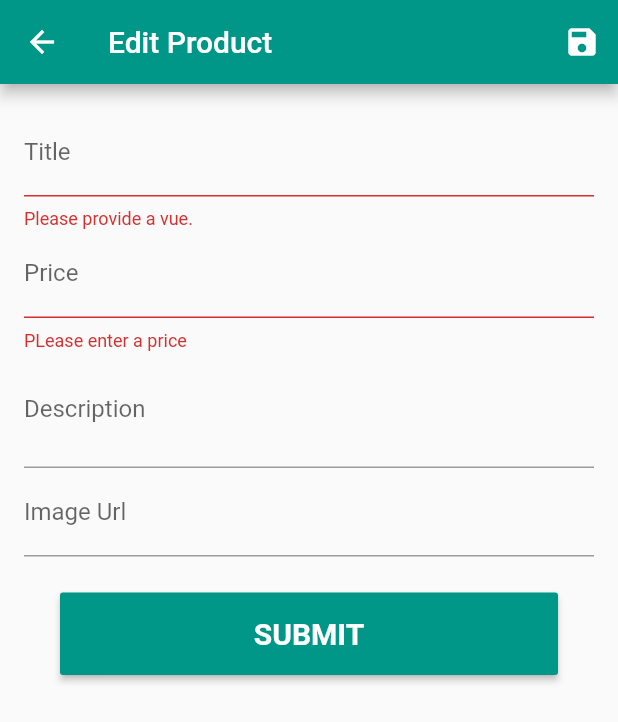
After one commit to BrunoM24/flutter_shop_app, a Flutter app: the EditProductScreen screen opened directly, after a tap on "SUBMIT", on a phone screen of 412 x 824 dp. The commit adds this screen. Shown: the top 722 px of the screen. Run offline on Flutter 3.47's test engine with Material 2 defaults, Android fonts, the phone set to English and light mode, and no system bars; our stand-ins replace firebase_core; accounts and stored records are empty; network calls fail.

Commit message:
Added the User Products Screen and the EditProductScreen2

```diff
--- a/lib/models/product.dart
+++ b/lib/models/product.dart
@@ -22,6 +22,24 @@ class Product with ChangeNotifier {
     notifyListeners();
   }
 
+  Product copyWith({
+    String? id,
+    String? title,
+    String? description,
+    double? price,
+    String? imgUrl,
+    bool? isFavorite,
+  }) {
+    return Product(
+      id: id ?? this.id,
+      title: title ?? this.title,
+      description: description ?? this.description,
+      price: price ?? this.price,
+      imgUrl: imgUrl ?? this.imgUrl,
+      isFavorite: isFavorite ?? this.isFavorite,
+    );
+  }
+
   @override
   String toString() {
     return 'Product{id: $id, title: $title, description: $description, price: $price, imgUrl: $imgUrl, isFavorite: $isFavorite}';
--- a/lib/providers/products.dart
+++ b/lib/providers/products.dart
@@ -45,7 +45,7 @@ class Products with ChangeNotifier {
   }
 
   void addProduct(Product product) {
-    _products.add(product);
+    _products.add(product.copyWith(id: DateTime.now().toString()));
     notifyListeners();
   }
 }
--- /dev/null
+++ b/lib/screens/edit_product_screen.dart
@@ -0,0 +1,117 @@
+import 'package:flutter/material.dart';
+import 'package:provider/provider.dart';
+import 'package:shop_app/models/product.dart';
+import 'package:shop_app/providers/products.dart';
+
+class EditProductScreen extends StatefulWidget {
+  const EditProductScreen({Key? key}) : super(key: key);
+
+  @override
+  State<EditProductScreen> createState() => _EditProductScreenState();
+}
+
+class _EditProductScreenState extends State<EditProductScreen> {
+  final _form = GlobalKey<FormState>();
+
+  Product _product = Product(
+    id: '',
+    title: '',
+    description: '',
+    price: 0.0,
+    imgUrl: '',
+  );
+
+  String _imgUrl = '';
+
+  void save() {
+    if (!_form.currentState!.validate()) return;
+
+    _form.currentState?.save();
+
+    Provider.of<Products>(context, listen: false).addProduct(_product);
+    Navigator.pop(context);
+  }
+
+  @override
+  Widget build(BuildContext context) {
+    return Scaffold(
+      appBar: AppBar(
+        title: const Text('Edit Product'),
+        actions: [
+          IconButton(
+            onPressed: save,
+            icon: const Icon(Icons.save),
+          ),
+        ],
+      ),
+      body: Form(
+        key: _form,
+        child: ListView(
+          padding: const EdgeInsets.all(16),
+          children: [
+            TextFormField(
+              decoration: const InputDecoration(label: Text('Title')),
+              textInputAction: TextInputAction.next,
+              validator: (value) {
+                if (value!.isEmpty) {
+                  return 'Please provide a vue.';
+                }
+              },
+              onSaved: (value) => _product = _product.copyWith(title: value),
+            ),
+            TextFormField(
+              decoration: const InputDecoration(label: Text('Price')),
+              keyboardType: TextInputType.phone,
+              textInputAction: TextInputAction.next,
+              validator: (value) {
+                if (value == null || value.isEmpty) {
+                  return 'PLease enter a price';
+                }
+                if (double.tryParse(value) == null) {
+                  return 'Enter a valid price';
+                }
+              },
+              onSaved: (value) {
+                if (double.tryParse(value!) != null) {
+                  _product = _product.copyWith(price: double.parse(value));
+                }
+              },
+            ),
+            TextFormField(
+              decoration: const InputDecoration(label: Text('Description')),
+              keyboardType: TextInputType.multiline,
+              maxLines: 2,
+              onSaved: (value) =>
+                  _product = _product.copyWith(description: value),
+            ),
+            TextFormField(
+              decoration: const InputDecoration(label: Text('Image Url')),
+              keyboardType: TextInputType.url,
+              textInputAction: TextInputAction.done,
+              onChanged: (value) => setState(() => _imgUrl = value),
+              onSaved: (value) => _product = _product.copyWith(imgUrl: value),
+              onFieldSubmitted: (value) => save(),
+            ),
+            Padding(
+              padding: const EdgeInsets.all(24.0),
+              child: MaterialButton(
+                height: 48,
+                padding: const EdgeInsets.all(16),
+                color: Theme.of(context).primaryColor,
+                onPressed: save,
+                child: const Text(
+                  'SUBMIT',
+                  style: TextStyle(
+                    color: Colors.white,
+                    fontSize: 20,
+                    fontWeight: FontWeight.bold,
+                  ),
+                ),
+              ),
+            )
+          ],
+        ),
+      ),
+    );
+  }
+}
--- /dev/null
+++ b/lib/widgets/user_product_item.dart
@@ -0,0 +1,30 @@
+import 'package:flutter/material.dart';
+import 'package:shop_app/models/product.dart';
+import 'package:shop_app/screens/edit_product_screen.dart';
+
+class UserProductItem extends StatelessWidget {
+  final Product product;
+
+  const UserProductItem(this.product, {Key? key}) : super(key: key);
+
+  @override
+  Widget build(BuildContext context) {
+    return ListTile(
+      leading: CircleAvatar(
+        backgroundImage: NetworkImage(product.imgUrl),
+      ),
+      title: Text(product.title),
+      subtitle: Text(product.description),
+      trailing: IconButton(
+        icon: const Icon(Icons.edit),
+        iconSize: 20,
+        onPressed: () => Navigator.push(
+          context,
+          MaterialPageRoute(
+            builder: (context) => const EditProductScreen(),
+          ),
+        ),
+      ),
+    );
+  }
+}
--- a/pubspec.yaml
+++ b/pubspec.yaml
@@ -37,6 +37,8 @@ dependencies:
   cupertino_icons: ^1.0.2
   provider: ^6.0.5
   intl: ^0.18.0
+  firebase_core: ^2.7.0
+  http: ^0.13.5
 
 dev_dependencies:
   flutter_test:
```
Also changed, not shown: lib/main.dart (+6 -1 lines), lib/screens/user_products_screen.dart (added, +46 -0 lines), lib/widgets/my_drawer.dart (+13 -2 lines), lib/firebase_options.dart (added), pubspec.lock, 8 other files.
